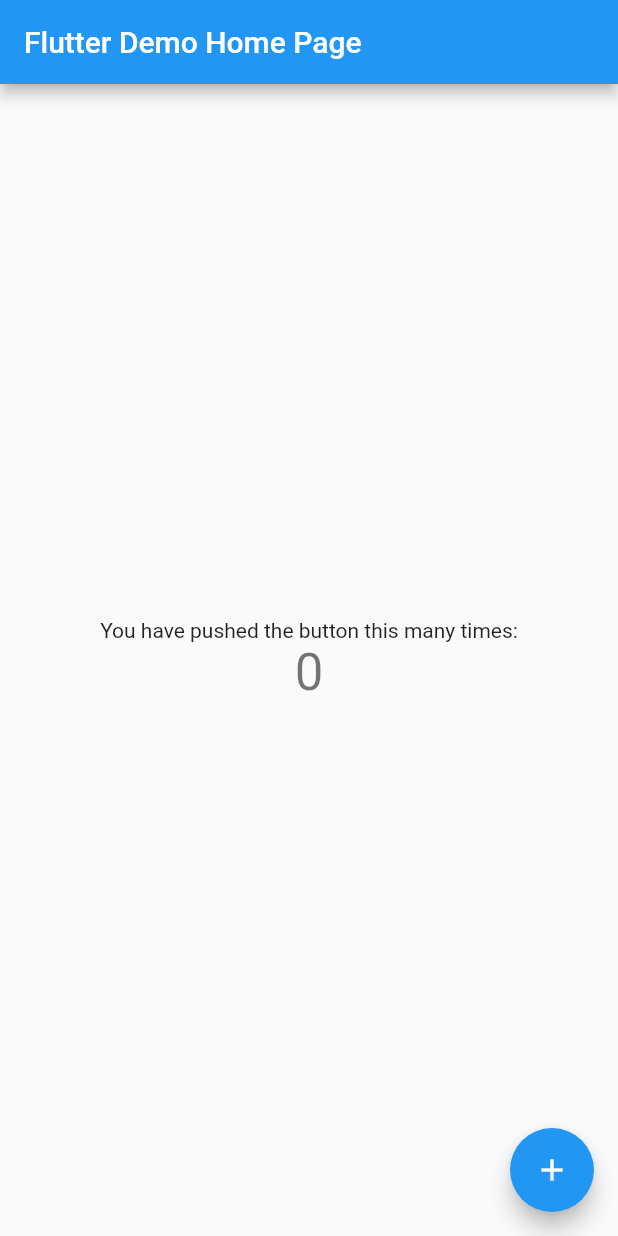
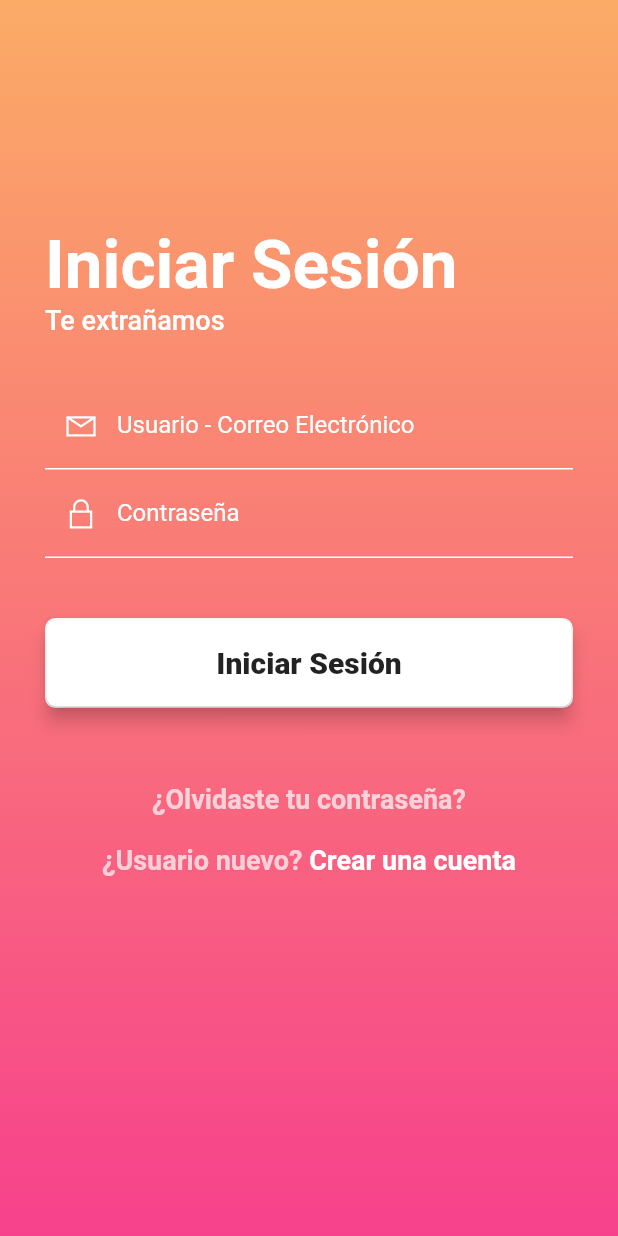
Before and after one commit to cristhianviera1/Kimirina_app_movil, a Flutter app: the screen it shows after launch, on a phone screen of 412 x 824 dp. Run offline on Flutter 3.47's test engine with Material 2 defaults, Android fonts, the light colour scheme and no system bars; our stand-ins replace line_icons.

Commit message:
Pagina de login y registro

```diff
--- a/lib/main.dart
+++ b/lib/main.dart
@@ -1,4 +1,6 @@
 import 'package:flutter/material.dart';
+import 'routes/router.dart' as router;
+import 'routes/routes.dart';
 
 void main() => runApp(MyApp());
 
@@ -7,105 +9,10 @@
   @override
   Widget build(BuildContext context) {
     return MaterialApp(
-      title: 'Flutter Demo',
-      theme: ThemeData(
-        // This is the theme of your application.
-        //
-        // Try running your application with "flutter run". You'll see the
-        // application has a blue toolbar. Then, without quitting the app, try
-        // changing the primarySwatch below to Colors.green and then invoke
-        // "hot reload" (press "r" in the console where you ran "flutter run",
-        // or simply save your changes to "hot reload" in a Flutter IDE).
-        // Notice that the counter didn't reset back to zero; the application
-        // is not restarted.
-        primarySwatch: Colors.blue,
-      ),
-      home: MyHomePage(title: 'Flutter Demo Home Page'),
+      title: 'Flutter Kimirina',
+      debugShowCheckedModeBanner: false,
+      onGenerateRoute: router.generateRoute,
+      initialRoute: loginViewRoute,
     );
   }
 }
-
-class MyHomePage extends StatefulWidget {
-  MyHomePage({Key key, this.title}) : super(key: key);
-
-  // This widget is the home page of your application. It is stateful, meaning
-  // that it has a State object (defined below) that contains fields that affect
-  // how it looks.
-
-  // This class is the configuration for the state. It holds the values (in this
-  // case the title) provided by the parent (in this case the App widget) and
-  // used by the build method of the State. Fields in a Widget subclass are
-  // always marked "final".
-
-  final String title;
-
-  @override
-  _MyHomePageState createState() => _MyHomePageState();
-}
-
-class _MyHomePageState extends State<MyHomePage> {
-  int _counter = 0;
-
-  void _incrementCounter() {
-    setState(() {
-      // This call to setState tells the Flutter framework that something has
-      // changed in this State, which causes it to rerun the build method below
-      // so that the display can reflect the updated values. If we changed
-      // _counter without calling setState(), then the build method would not be
-      // called again, and so nothing would appear to happen.
-      _counter++;
-    });
-  }
-
-  @override
-  Widget build(BuildContext context) {
-    // This method is rerun every time setState is called, for instance as done
-    // by the _incrementCounter method above.
-    //
-    // The Flutter framework has been optimized to make rerunning build methods
-    // fast, so that you can just rebuild anything that needs updating rather
-    // than having to individually change instances of widgets.
-    return Scaffold(
-      appBar: AppBar(
-        // Here we take the value from the MyHomePage object that was created by
-        // the App.build method, and use it to set our appbar title.
-        title: Text(widget.title),
-      ),
-      body: Center(
-        // Center is a layout widget. It takes a single child and positions it
-        // in the middle of the parent.
-        child: Column(
-          // Column is also a layout widget. It takes a list of children and
-          // arranges them vertically. By default, it sizes itself to fit its
-          // children horizontally, and tries to be as tall as its parent.
-          //
-          // Invoke "debug painting" (press "p" in the console, choose the
-          // "Toggle Debug Paint" action from the Flutter Inspector in Android
-          // Studio, or the "Toggle Debug Paint" command in Visual Studio Code)
-          // to see the wireframe for each widget.
-          //
-          // Column has various properties to control how it sizes itself and
-          // how it positions its children. Here we use mainAxisAlignment to
-          // center the children vertically; the main axis here is the vertical
-          // axis because Columns are vertical (the cross axis would be
-          // horizontal).
-          mainAxisAlignment: MainAxisAlignment.center,
-          children: <Widget>[
-            Text(
-              'You have pushed the button this many times:',
-            ),
-            Text(
-              '$_counter',
-              style: Theme.of(context).textTheme.display1,
-            ),
-          ],
-        ),
-      ),
-      floatingActionButton: FloatingActionButton(
-        onPressed: _incrementCounter,
-        tooltip: 'Increment',
-        child: Icon(Icons.add),
-      ), // This trailing comma makes auto-formatting nicer for build methods.
-    );
-  }
-}
--- /dev/null
+++ b/lib/routes/router.dart
@@ -0,0 +1,18 @@
+import 'package:flutter/material.dart';
+import 'package:kimirina_app/routes/routes.dart';
+import 'package:kimirina_app/screens/login/login_page.dart';
+import 'package:kimirina_app/screens/registro/registro_page.dart';
+
+Route<dynamic> generateRoute(RouteSettings settings) {
+  switch (settings.name) {
+    case landingViewRoute:
+      return MaterialPageRoute(builder: (context) => LoginPage());
+    case loginViewRoute:
+     return MaterialPageRoute(builder: (context) => LoginPage());
+    case registerViewRoute:
+     return MaterialPageRoute(builder: (context) => RegisterPage());
+    break;
+    default:
+     return MaterialPageRoute(builder: (context) => LoginPage());
+  }
+}
--- /dev/null
+++ b/lib/routes/routes.dart
@@ -0,0 +1,4 @@
+
+const String landingViewRoute = '/';
+const String loginViewRoute = 'login';
+const String registerViewRoute = 'register';
--- /dev/null
+++ b/lib/screens/login/login_page.dart
@@ -0,0 +1,187 @@
+import 'package:flutter/material.dart';
+import 'package:kimirina_app/routes/routes.dart';
+import 'package:kimirina_app/colors/colors.dart';
+import 'package:line_icons/line_icons.dart';
+import 'package:flutter/services.dart';
+
+class LoginPage extends StatefulWidget {
+  @override
+  _LoginPageState createState() => _LoginPageState();
+}
+
+class _LoginPageState extends State<LoginPage> {
+  final _formKey = GlobalKey<FormState>();
+
+  @override
+  Widget build(BuildContext context) {
+    // Change Status Bar Color
+    SystemChrome.setSystemUIOverlayStyle(
+      SystemUiOverlayStyle(statusBarColor: primaryColor),
+    );
+    final pageTitle = Column(
+      crossAxisAlignment: CrossAxisAlignment.start,
+      children: <Widget>[
+        Text(
+          "Iniciar Sesión",
+          style: TextStyle(
+            fontWeight: FontWeight.bold,
+            color: Colors.white,
+            fontSize: 45.0,
+          ),
+        ),
+        Text(
+          "Te extrañamos",
+          style: TextStyle(
+            color: Colors.white,
+            fontSize: 18.0,
+            fontWeight: FontWeight.w500,
+          ),
+        )
+      ],
+    );
+
+    final emailField = TextFormField(
+      decoration: InputDecoration(
+        labelText: 'Usuario - Correo Electrónico',
+        labelStyle: TextStyle(color: Colors.white),
+        prefixIcon: Icon(
+          LineIcons.envelope,
+          color: Colors.white,
+        ),
+        enabledBorder: UnderlineInputBorder(
+          borderSide: BorderSide(color: Colors.white),
+        ),
+        focusedBorder: UnderlineInputBorder(
+          borderSide: BorderSide(color: Colors.white),
+        ),
+      ),
+      keyboardType: TextInputType.emailAddress,
+      style: TextStyle(color: Colors.white),
+      cursorColor: Colors.white,
+    );
+
+    final passwordField = TextFormField(
+      decoration: InputDecoration(
+        labelText: 'Contraseña',
+        labelStyle: TextStyle(color: Colors.white),
+        prefixIcon: Icon(
+          LineIcons.lock,
+          color: Colors.white,
+        ),
+        enabledBorder: UnderlineInputBorder(
+          borderSide: BorderSide(color: Colors.white),
+        ),
+        focusedBorder: UnderlineInputBorder(
+          borderSide: BorderSide(color: Colors.white),
+        ),
+      ),
+      keyboardType: TextInputType.text,
+      style: TextStyle(color: Colors.white),
+      cursorColor: Colors.white,
+      obscureText: true,
+    );
+
+    final loginForm = Padding(
+      padding: EdgeInsets.only(top: 30.0),
+      child: Form(
+        key: _formKey,
+        child: Column(
+          children: <Widget>[emailField, passwordField],
+        ),
+      ),
+    );
+
+    final loginBtn = Container(
+      margin: EdgeInsets.only(top: 40.0),
+      height: 60.0,
+      width: MediaQuery.of(context).size.width,
+      decoration: BoxDecoration(
+        borderRadius: BorderRadius.circular(7.0),
+        border: Border.all(color: Colors.white),
+        color: Colors.white,
+      ),
+      child: RaisedButton(
+        elevation: 5.0,
+        onPressed: () => Navigator.pushNamed(context, registerViewRoute),
+        color: Colors.white,
+        shape: new RoundedRectangleBorder(
+          borderRadius: new BorderRadius.circular(7.0),
+        ),
+        child: Text(
+          'Iniciar Sesión',
+          style: TextStyle(
+            fontWeight: FontWeight.w800,
+            fontSize: 20.0,
+          ),
+        ),
+      ),
+    );
+
+    final forgotPassword = Padding(
+      padding: EdgeInsets.only(top: 50.0),
+      child: InkWell(
+        onTap: () => Navigator.pushNamed(context, loginViewRoute),
+        child: Center(
+          child: Text(
+            '¿Olvidaste tu contraseña?',
+            style: TextStyle(
+              color: Colors.white70,
+              fontSize: 18.0,
+              fontWeight: FontWeight.w600,
+            ),
+          ),
+        ),
+      ),
+    );
+
+    final newUser = Padding(
+      padding: EdgeInsets.only(top: 20.0),
+      child: InkWell(
+        onTap: () => Navigator.pushNamed(context, registerViewRoute),
+        child: Row(
+          mainAxisAlignment: MainAxisAlignment.center,
+          children: <Widget>[
+            Text(
+              '¿Usuario nuevo?',
+              style: TextStyle(
+                color: Colors.white70,
+                fontSize: 18.0,
+                fontWeight: FontWeight.w600,
+              ),
+            ),
+            Text(
+              ' Crear una cuenta',
+              style: TextStyle(
+                color: Colors.white,
+                fontSize: 18.0,
+                fontWeight: FontWeight.w600,
+              ),
+            ),
+          ],
+        ),
+      ),
+    );
+
+    return Scaffold(
+      body: SingleChildScrollView(
+        child: Container(
+          padding: EdgeInsets.only(top: 150.0, left: 30.0, right: 30.0),
+          decoration: BoxDecoration(gradient: primaryGradient),
+          height: MediaQuery.of(context).size.height,
+          width: MediaQuery.of(context).size.width,
+          child: Column(
+            crossAxisAlignment: CrossAxisAlignment.start,
+            children: <Widget>[
+              pageTitle,
+              loginForm,
+              loginBtn,
+              forgotPassword,
+              newUser
+            ],
+          ),
+        ),
+      ),
+    );
+  }
+
+}
--- a/pubspec.yaml
+++ b/pubspec.yaml
@@ -23,6 +23,8 @@
   # The following adds the Cupertino Icons font to your application.
   # Use with the CupertinoIcons class for iOS style icons.
   cupertino_icons: ^0.1.2
+  http: ^0.12.0+4
+  line_icons: ^0.2.0
 
 dev_dependencies:
   flutter_test:
```
Also changed, not shown: lib/colors/colors.dart (added, +52 -0 lines), lib/models/ciudades_model.dart (added, +17 -0 lines), lib/models/generos_model.dart (added, +17 -0 lines), lib/screens/registro/registro_page.dart (added, +241 -0 lines), lib/screens/hola.txt (added), pubspec.lock.
